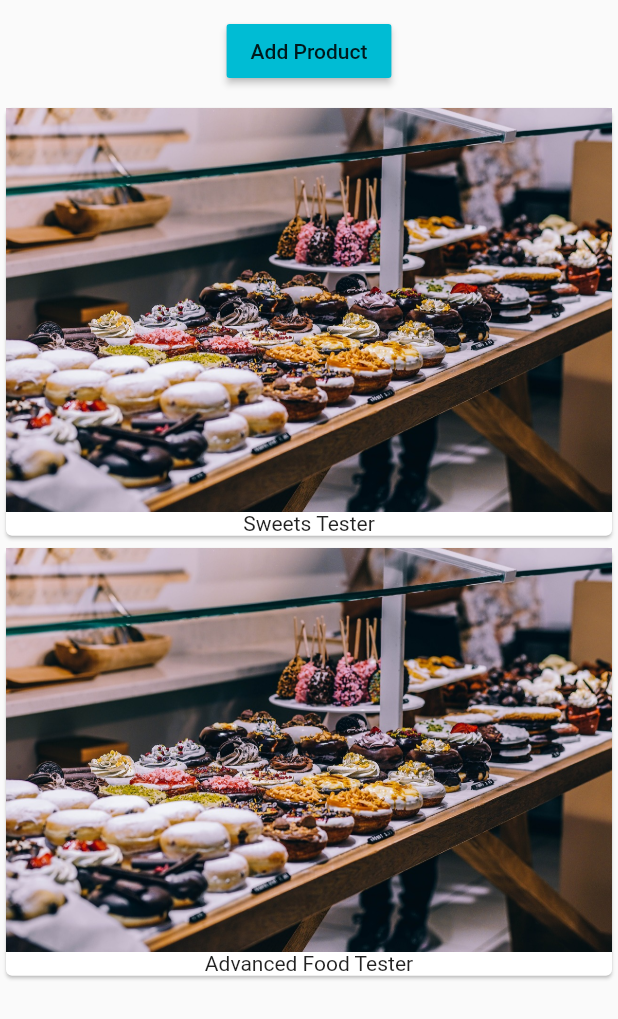
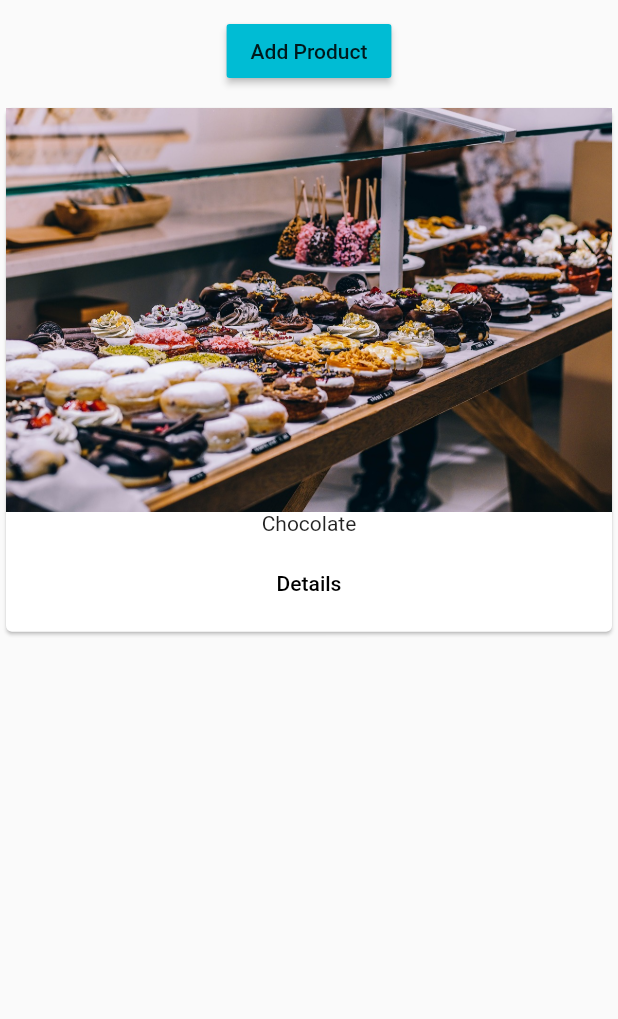
Before and after one commit to hinriksnaer/FlutterUdemy, a Flutter app: the ProductManager widget shown alone on an empty page, opened directly, after a tap on "Add Product", on a phone screen of 412 x 824 dp. Shown: the top 1019 px of the screen. Run offline on Flutter 3.47's test engine with Material 2 defaults, Android fonts, the phone set to English and light mode, and no system bars.

Commit message:
at lecture 75

```diff
--- a/lib/product_control.dart
+++ b/lib/product_control.dart
@@ -12,7 +12,7 @@ class ProductsControl extends StatelessWidget {
     return RaisedButton(
           color: Theme.of(context).primaryColor,
           onPressed: () {
-            addProduct('Sweets');
+            addProduct({'title': 'Chocolate', 'image': 'assets/food.jpg'});
           },
           child: Text('Add Product'),
         );
--- a/lib/product_manager.dart
+++ b/lib/product_manager.dart
@@ -4,9 +4,9 @@ import './products.dart';
 import './product_control.dart';
 
 class ProductManager extends StatefulWidget {
-  final String startingProduct;
+  final Map<String, String> startingProduct;
 
-  ProductManager({this.startingProduct = 'Sweets Tester'}) {
+  ProductManager({this.startingProduct}) {
     print('[Product Manager Widget] Constructor');
   }
 
@@ -18,13 +18,15 @@ class ProductManager extends StatefulWidget {
 }
 
 class _ProductManagerState extends State<ProductManager> {
-  List<String> _products = [];
+  List<Map<String, String>> _products = [];
 
   @override
   void initState() {
     super.initState();
     print('[Products State] intistate');
-    _products.add(widget.startingProduct);
+    if (widget.startingProduct != null) {
+      _products.add(widget.startingProduct);
+    }
   }
 
   @override
@@ -33,20 +35,30 @@ class _ProductManagerState extends State<ProductManager> {
     super.didUpdateWidget(oldWidget);
   }
 
-  void _addProduct(String product) {
+  void _addProduct(Map<String, String> product) {
     setState(() {
-      _products.add('Advanced Food Tester');
+      _products.add(product);
+    });
+  }
+
+  void _deleteProduct(int index) {
+    setState(() {
+      _products.removeAt(index);
     });
   }
 
   @override
   Widget build(BuildContext context) {
-    return Column(children: [
-      Container(
-        margin: EdgeInsets.all(10.0),
-        child: ProductsControl(_addProduct),
-      ),
-      Products(_products)
-    ]);
+    return Column(
+      children: [
+        Container(
+          margin: EdgeInsets.all(10.0),
+          child: ProductsControl(_addProduct),
+        ),
+        Expanded(
+          child: Products(_products, deleteProduct: _deleteProduct),
+        )
+      ],
+    );
   }
 }
--- a/lib/products.dart
+++ b/lib/products.dart
@@ -1,26 +1,66 @@
 import 'package:flutter/material.dart';
 
+import './pages/product.dart';
+
 class Products extends StatelessWidget {
-  final List<String> products;
+  final List<Map<String, String>> products;
+  final Function deleteProduct;
 
-  Products([this.products = const []]) {
+  Products(this.products, {this.deleteProduct}) {
     print('[Products Widget] Constructor');
+  }
+
+  Widget _buildProductItem(BuildContext context, int index) {
+    return Card(
+      child: Column(
+        children: <Widget>[
+          Image.asset(products[index]['image']),
+          Text(products[index]['title']),
+          ButtonBar(
+            alignment: MainAxisAlignment.center,
+            children: <Widget>[
+              FlatButton(
+                child: Text('Details'),
+                onPressed: () => Navigator.push<bool>(
+                      context,
+                      MaterialPageRoute(
+                        builder: (BuildContext context) => Product(
+                              products[index]['title'],
+                              products[index]['image'],
+                            ),
+                      ),
+                    ).then((bool value) {
+                      if (value) {
+                        deleteProduct(index);
+                      }
+                    }),
+              )
+            ],
+          )
+        ],
+      ),
+    );
+  }
+
+  Widget _buildProductList() {
+    Widget productCards;
+
+    if (products.length > 0) {
+      productCards = ListView.builder(
+        itemBuilder: _buildProductItem,
+        itemCount: products.length,
+      );
+    } else {
+      productCards = Container();
+    }
+
+    return productCards;
   }
 
   @override
   Widget build(BuildContext context) {
     print('[Products Widget] Build');
-    return Column(
-      children: products
-          .map((element) => Card(
-                child: Column(
-                  children: <Widget>[
-                    Image.asset('assets/food.jpg'),
-                    Text(element)
-                  ],
-                ),
-              ))
-          .toList(),
-    );
+
+    return _buildProductList();
   }
 }
```
Also changed, not shown: lib/main.dart (+2 -7 lines), lib/pages/auth.dart (added, +27 -0 lines), lib/pages/product.dart (added, +46 -0 lines), lib/pages/products.dart (added, +27 -0 lines).
